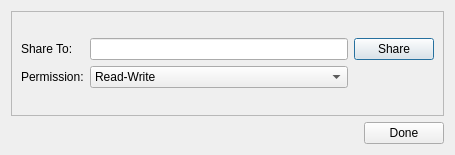
Qt form ui/private-share-dialog.ui (haiwen/seafile-client) before a commit.
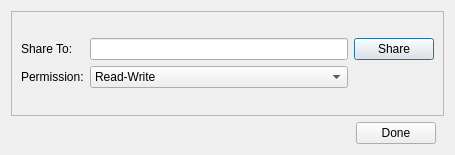
The same form after that commit.

Commit message: private share dialog: align the status text

Diff of the .ui file:
```diff
--- a/ui/private-share-dialog.ui
+++ b/ui/private-share-dialog.ui
@@ -75,6 +75,12 @@
      <property name="spacing">
       <number>10</number>
      </property>
+     <property name="leftMargin">
+      <number>8</number>
+     </property>
+     <property name="rightMargin">
+      <number>8</number>
+     </property>
      <item>
       <widget class="QLabel" name="mStatusText">
        <property name="enabled">
```
Left out of the diff: 2 changed lines with no effect on the pictures. The commit also changes 1 other file.
